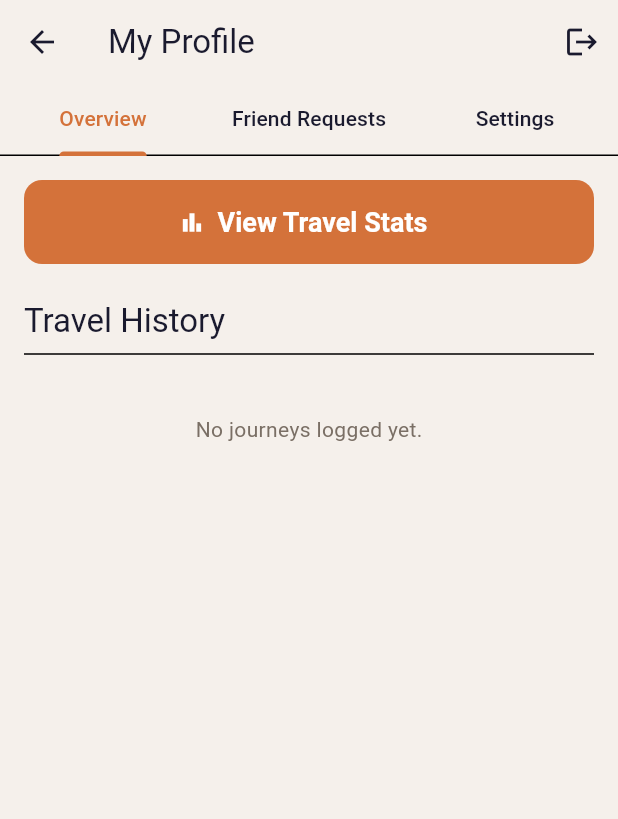
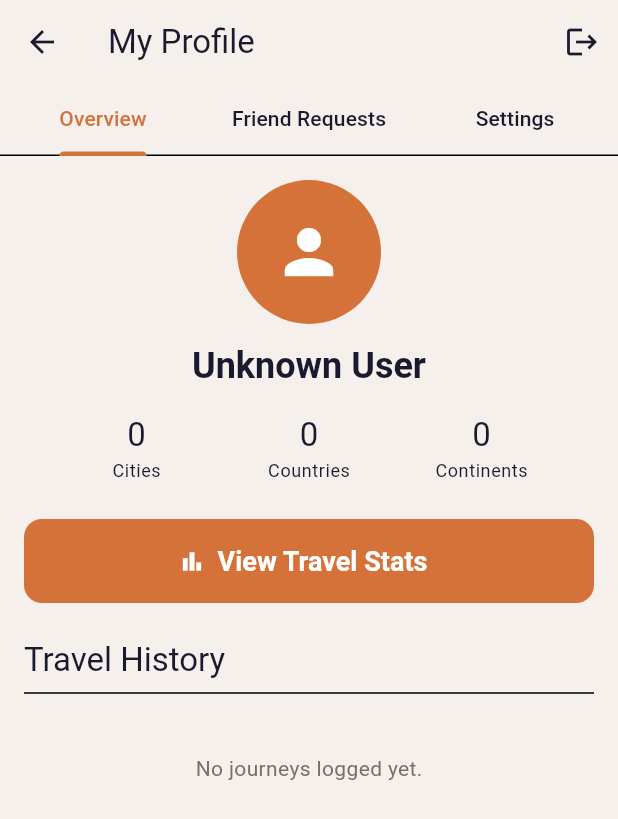
Before and after one commit to maxpaul04/roamly, a Flutter app: the ProfilePage screen opened directly with empty values, on a phone screen of 412 x 824 dp. Shown: the top 819 px of the screen. Run offline on Flutter 3.47's test engine with Material 3 defaults, Android fonts, the phone set to English and light mode, and no system bars; our stand-ins replace firebase_auth, firebase_core, fl_chart, image_picker, sqflite; accounts and stored records are empty; statements that could not run were skipped.

Commit message:
profile page UI tweaks and Stat-chips for overall KPI's to see on your profile page

```diff
--- a/lib/screens/add_city_page.dart
+++ b/lib/screens/add_city_page.dart
@@ -308,7 +308,7 @@ class _AddCityPageState extends State<AddCityPage> {
             child: Column(
               crossAxisAlignment: CrossAxisAlignment.start,
               children: [
-                Text('Add a city you have visited',
+                Text('Share your Trip',
                     style: Theme.of(context).textTheme.headlineMedium),
                 const SizedBox(height: 16),
                 TextFormField(
--- a/lib/screens/profile_page.dart
+++ b/lib/screens/profile_page.dart
@@ -9,9 +9,12 @@ import 'package:roamly/widgets/city_entry_card.dart';
 import '../main.dart';
 import '../models/city_entry_model.dart';
 import '../models/friendship_model.dart';
+import '../models/stats.dart';
 import '../models/user_model.dart';
 import '../services/auth_service.dart';
+import '../services/stats_service.dart';
 import '../widgets/friendship_action_button.dart';
+import '../widgets/stat_chip.dart';
 import 'add_city_page.dart';
 import 'login_page.dart';
 
@@ -163,16 +166,56 @@ class _ProfilePageState extends State<ProfilePage> with SingleTickerProviderStat
   }
 
   Widget _buildOverviewTab() {
-    return FutureBuilder<List<CityEntry>>(
-      future: widget.cityRepository.getEntries(widget.viewedUid),
+    final statsService = StatsService(cityRepository: widget.cityRepository);
+
+    return FutureBuilder<List<dynamic>>(
+      future: Future.wait([
+        widget.cityRepository.getEntries(widget.viewedUid),
+        widget.userRepository.getUser(widget.viewedUid),
+        statsService.calculateStatsFor(widget.viewedUid),
+      ]),
       builder: (context, snapshot) {
         if (snapshot.connectionState == ConnectionState.waiting) {
           return const Center(child: CircularProgressIndicator());
         }
-        final logs = snapshot.data ?? [];
+
+        final logs = (snapshot.data?[0] as List<CityEntry>?) ?? [];
+        final userModel = snapshot.data?[1] as UserModel?;
+        final stats = snapshot.data?[2] as Stats;
+        final userName = userModel?.userName ?? 'Unknown User';
+
         return ListView(
           padding: const EdgeInsets.all(16),
           children: [
+            Center(
+              child: Column(
+                crossAxisAlignment: CrossAxisAlignment.center,
+                children: [
+                  const CircleAvatar(
+                    radius: 48,
+                    child: Icon(Icons.person, size: 48),
+                  ),
+                  const SizedBox(height: 12),
+                  Text(
+                    userName,
+                    style: Theme.of(context).textTheme.headlineSmall?.copyWith(
+                      fontWeight: FontWeight.bold,
+                    ),
+                  ),
+                  const SizedBox(height: 16),
+                  Row(
+                    mainAxisAlignment: MainAxisAlignment.spaceEvenly,
+                    children: [
+                      SizedBox(width: 80, child: StatChip(label: 'Cities', value: stats.distinctCities.toString())),
+                      SizedBox(width: 80, child: StatChip(label: 'Countries', value: stats.distinctCountries.toString())),
+                      SizedBox(width: 80, child: StatChip(label: 'Continents', value: stats.distinctContinents.toString())),
+                    ],
+                  ),
+                ],
+              ),
+            ),
+            const SizedBox(height: 24),
+
             ElevatedButton.icon(
               onPressed: () {
                 if (isOwnProfile) {
@@ -188,8 +231,8 @@ class _ProfilePageState extends State<ProfilePage> with SingleTickerProviderStat
               icon: const Icon(Icons.bar_chart),
               label: const Text('View Travel Stats'),
             ),
+            const SizedBox(height: 24),
 
-            const SizedBox(height: 24),
             Text('Travel History', style: Theme.of(context).textTheme.titleLarge),
             const Divider(),
             if (logs.isEmpty)
--- /dev/null
+++ b/lib/widgets/stat_chip.dart
@@ -0,0 +1,28 @@
+// Helper widget for StatChips
+import 'package:flutter/material.dart';
+
+class StatChip extends StatelessWidget {
+  final String label;
+  final String value;
+
+  const StatChip({super.key, required this.label, required this.value});
+
+  @override
+  Widget build(BuildContext context) {
+    return Column(
+      children: [
+        Text(
+          value,
+          style: Theme.of(context).textTheme.titleLarge?.copyWith(
+          )
+        ),
+        const SizedBox(height: 2),
+        Text(
+          label,
+          style: Theme.of(context).textTheme.bodySmall?.copyWith(
+          ),
+        ),
+      ],
+    );
+  }
+}
```
Lines whose indentation alone changed are shown as unchanged.
